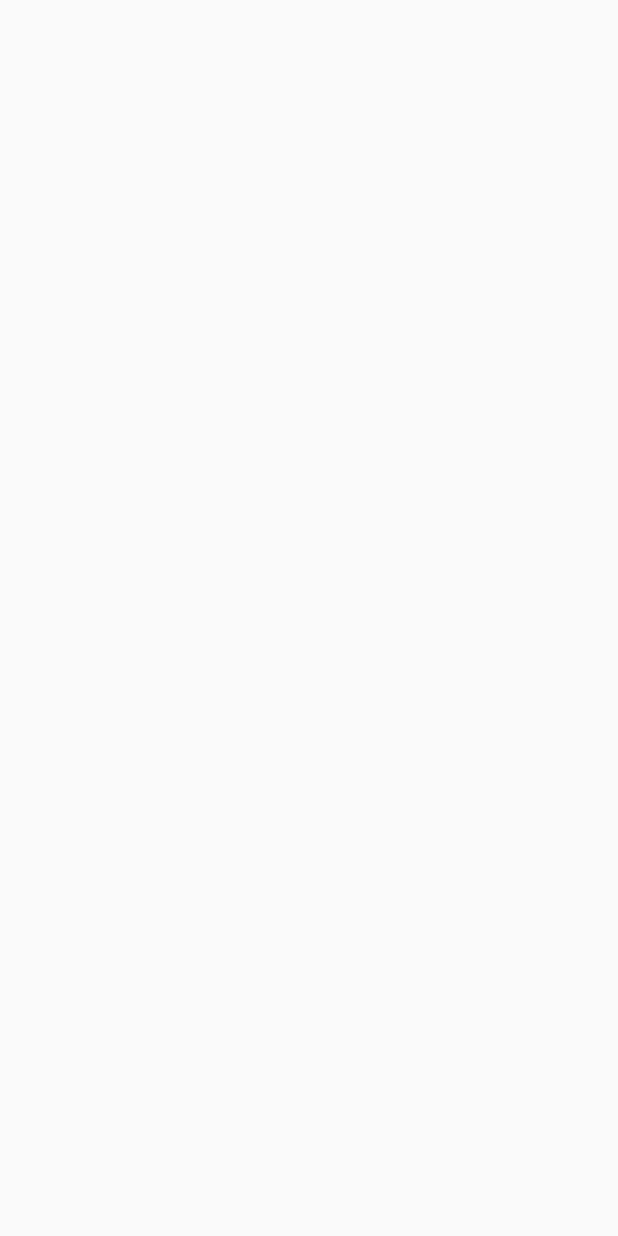
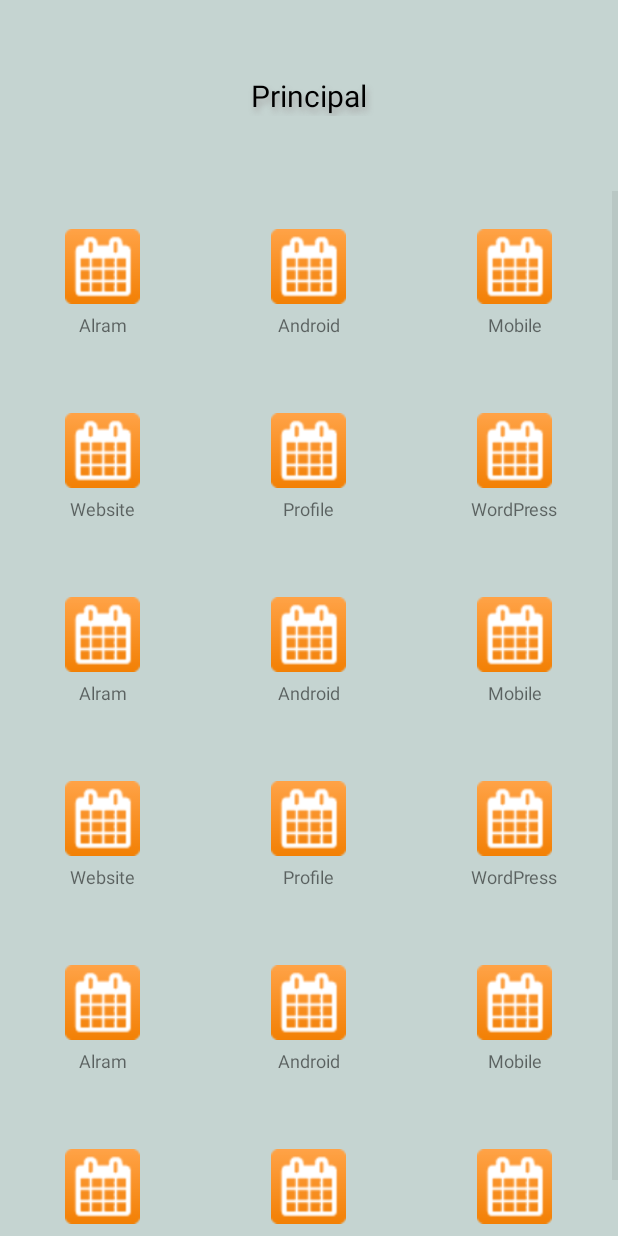
Before and after one commit to poolgiancarlos2012/InfoCSEG, an Android app: the PrincipalActivity screen opened directly, with no data from a screen before it, on a phone screen of 412 x 824 dp. Before the commit the screen is empty. Run offline under Robolectric (Android 15) with nearby library versions, the phone set to English and light mode, and no system bars.

Commit message:
Implementando Menu Principal

```diff
--- /dev/null
+++ b/app/src/main/java/com/example/poolpg/infocseg/activity/Principal/CustomGridViewActivity.java
@@ -0,0 +1,60 @@
+package com.example.poolpg.infocseg.activity.Principal;
+
+import android.content.Context;
+import android.view.LayoutInflater;
+import android.view.View;
+import android.view.ViewGroup;
+import android.widget.BaseAdapter;
+import android.widget.ImageView;
+import android.widget.TextView;
+
+import com.example.poolpg.infocseg.R;
+
+public class CustomGridViewActivity extends BaseAdapter {
+
+    private Context mContext;
+    private final String[] gridViewString;
+    private final int[] gridViewImageId;
+
+    public CustomGridViewActivity(Context context, String[] gridViewString, int[] gridViewImageId) {
+        mContext = context;
+        this.gridViewImageId = gridViewImageId;
+        this.gridViewString = gridViewString;
+    }
+
+    @Override
+    public int getCount() {
+        return gridViewString.length;
+    }
+
+    @Override
+    public Object getItem(int i) {
+        return null;
+    }
+
+    @Override
+    public long getItemId(int i) {
+        return 0;
+    }
+
+    @Override
+    public View getView(int i, View convertView, ViewGroup parent) {
+        View gridViewAndroid;
+        LayoutInflater inflater = (LayoutInflater) mContext
+                .getSystemService(Context.LAYOUT_INFLATER_SERVICE);
+
+        if (convertView == null) {
+
+            gridViewAndroid = new View(mContext);
+            gridViewAndroid = inflater.inflate(R.layout.gridview_layout, null);
+            TextView textViewAndroid = (TextView) gridViewAndroid.findViewById(R.id.android_gridview_text);
+            ImageView imageViewAndroid = (ImageView) gridViewAndroid.findViewById(R.id.android_gridview_image);
+            textViewAndroid.setText(gridViewString[i]);
+            imageViewAndroid.setImageResource(gridViewImageId[i]);
+        } else {
+            gridViewAndroid = (View) convertView;
+        }
+
+        return gridViewAndroid;
+    }
+}
--- a/app/src/main/java/com/example/poolpg/infocseg/activity/Principal/PrincipalActivity.java
+++ b/app/src/main/java/com/example/poolpg/infocseg/activity/Principal/PrincipalActivity.java
@@ -4,11 +4,44 @@ import android.support.v7.app.AppCompatActivity;
 import android.os.Bundle;
 import com.example.poolpg.infocseg.R;
 
+import android.view.View;
+import android.widget.AdapterView;
+import android.widget.GridView;
+import android.widget.Toast;
+
 public class PrincipalActivity extends AppCompatActivity {
+
+    GridView androidGridView;
+
+    String[] gridViewString = {
+            "Alram", "Android", "Mobile", "Website", "Profile", "WordPress",
+            "Alram", "Android", "Mobile", "Website", "Profile", "WordPress",
+            "Alram", "Android", "Mobile", "Website", "Profile", "WordPress",
+
+    } ;
+    int[] gridViewImageId = {
+            R.drawable.cierre, R.drawable.cierre, R.drawable.cierre, R.drawable.cierre, R.drawable.cierre, R.drawable.cierre,
+            R.drawable.cierre, R.drawable.cierre, R.drawable.cierre, R.drawable.cierre, R.drawable.cierre, R.drawable.cierre,
+            R.drawable.cierre, R.drawable.cierre, R.drawable.cierre, R.drawable.cierre, R.drawable.cierre, R.drawable.cierre,
+
+    };
 
     @Override
     protected void onCreate(Bundle savedInstanceState) {
         super.onCreate(savedInstanceState);
         setContentView(R.layout.activity_principal);
+
+        CustomGridViewActivity adapterViewAndroid = new CustomGridViewActivity(PrincipalActivity.this, gridViewString, gridViewImageId);
+        androidGridView = findViewById(R.id.grid_view_image_text);
+        androidGridView.setAdapter(adapterViewAndroid);
+        androidGridView.setOnItemClickListener(new AdapterView.OnItemClickListener() {
+
+            @Override
+            public void onItemClick(AdapterView<?> parent, View view,
+                                    int i, long id) {
+                Toast.makeText(PrincipalActivity.this, "GridView Item: " + gridViewString[+i], Toast.LENGTH_LONG).show();
+            }
+        });
+
     }
 }
--- a/app/src/main/res/layout/activity_principal.xml
+++ b/app/src/main/res/layout/activity_principal.xml
@@ -1,9 +1,32 @@
 <?xml version="1.0" encoding="utf-8"?>
-<android.support.constraint.ConstraintLayout xmlns:android="http://schemas.android.com/apk/res/android"
-    xmlns:app="http://schemas.android.com/apk/res-auto"
-    xmlns:tools="http://schemas.android.com/tools"
+<LinearLayout
+    xmlns:android="http://schemas.android.com/apk/res/android"
+    android:id="@+id/android_gridview_menu"
     android:layout_width="match_parent"
     android:layout_height="match_parent"
-    tools:context=".activity.Principal.PrincipalActivity">
+    android:background="@color/colorScreen"
+    android:orientation="vertical">
 
-</android.support.constraint.ConstraintLayout>
+    <TextView
+        android:id="@+id/vwAccede"
+        android:layout_width="match_parent"
+        android:layout_height="wrap_content"
+        android:gravity="center"
+        android:text="@string/tituloprincipal"
+        android:textColor="@color/colornegro"
+        android:textSize="20sp"
+        android:shadowColor="#A5A5A5"
+        android:shadowRadius="5"
+        android:shadowDx="2"
+        android:layout_marginTop="50dp"
+        android:layout_marginBottom="50dp"
+        android:shadowDy="5"/>
+
+    <GridView
+        android:id="@+id/grid_view_image_text"
+        android:layout_width="match_parent"
+        android:layout_height="match_parent"
+        android:columnWidth="110dp"
+        android:gravity="center"
+        android:numColumns="auto_fit" />
+</LinearLayout>
--- /dev/null
+++ b/app/src/main/res/layout/gridview_layout.xml
@@ -0,0 +1,22 @@
+<?xml version="1.0" encoding="utf-8"?>
+<LinearLayout xmlns:android="http://schemas.android.com/apk/res/android"
+    android:id="@+id/android_custom_gridview_layout"
+    android:layout_width="match_parent"
+    android:layout_height="match_parent"
+    android:gravity="center_horizontal"
+    android:orientation="vertical">
+
+    <ImageView
+        android:id="@+id/android_gridview_image"
+        android:layout_width="50dp"
+        android:layout_height="50dp"
+        android:layout_marginTop="25dp" />
+
+    <TextView
+        android:id="@+id/android_gridview_text"
+        android:layout_width="wrap_content"
+        android:layout_height="wrap_content"
+        android:layout_marginTop="5dp"
+        android:layout_marginBottom="25dp"
+        android:textSize="12sp" />
+</LinearLayout>
--- a/app/src/main/res/values/colors.xml
+++ b/app/src/main/res/values/colors.xml
@@ -11,4 +11,5 @@
     <color name="colorblanco">#FFFFFF</color>
     <color name="colorborder">#848484</color>
     <color name="coloramarillo">#ffea00</color>
+    <color name="colornegro">#000000</color>
 </resources>
--- a/app/src/main/res/values/strings.xml
+++ b/app/src/main/res/values/strings.xml
@@ -7,4 +7,5 @@
     <string name="users">Usuario</string>
     <string name="pass">Contraseña</string>
     <string name="textoingreso">INGRESAR</string>
+    <string name="tituloprincipal">Principal</string>
 </resources>
```
Also changed, not shown: app/src/main/res/drawable/cierre.png (added).
